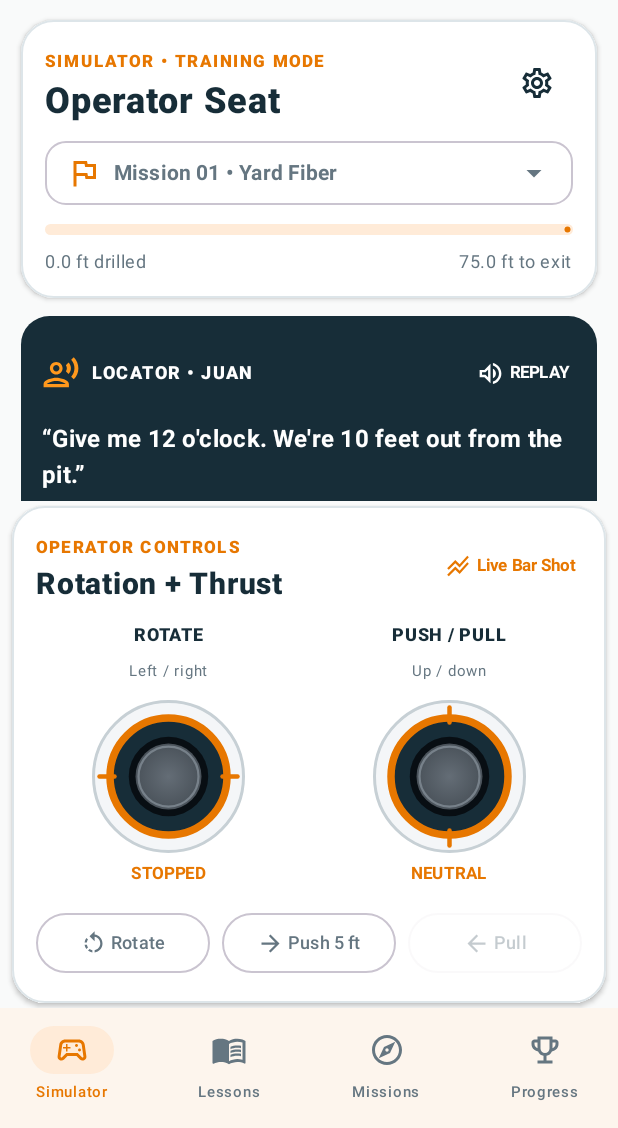
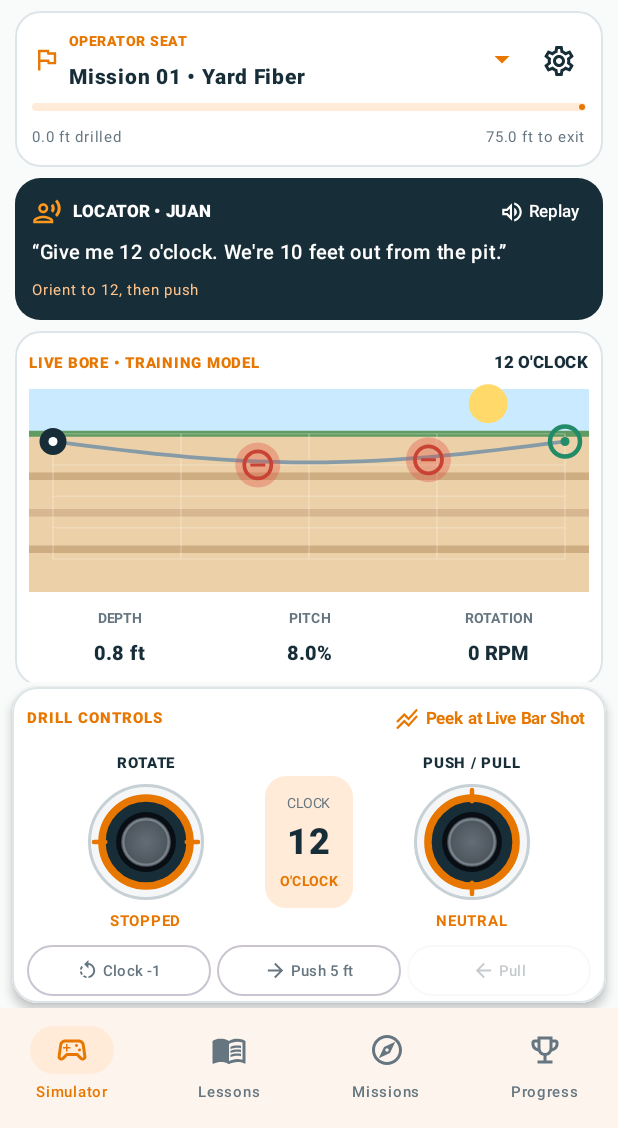
Before and after one commit to luischairez12-ui/DrillSchool, an Android app built with Jetpack Compose: the screen it shows after launch (MainActivity), on a phone screen of 412 x 824 dp, the part 108-1236 px from its top. Run offline under Robolectric (Android 15) with nearby library versions, the phone set to English and light mode, and no system bars.

Commit message:
DrillSchool v0.2.1 — Compact cockpit fixes portrait layout
* Fit operator-seat mission, locator, live bore and compact thumbsticks on portrait screens

* Bump DrillSchool version to 0.2.1 for compact cockpit fix

* Tidy compact dock modifier

* Normalize Kotlin float literals in compact training HUD

```diff
--- a/app/build.gradle.kts
+++ b/app/build.gradle.kts
@@ -10,8 +10,8 @@ android {
         applicationId = "com.forgecrew.drillschool"
         minSdk = 29
         targetSdk = 35
-        versionCode = 2
-        versionName = "0.2.0"
+        versionCode = 3
+        versionName = "0.2.1"
     }
     buildTypes { release { isMinifyEnabled = false } }
     compileOptions {
--- a/app/src/main/java/com/forgecrew/drillschool/OperatorSeatPage.kt
+++ b/app/src/main/java/com/forgecrew/drillschool/OperatorSeatPage.kt
@@ -23,6 +23,7 @@ import androidx.compose.ui.input.pointer.pointerInput
 import androidx.compose.ui.platform.LocalDensity
 import androidx.compose.ui.text.font.FontWeight
 import androidx.compose.ui.text.style.TextOverflow
+import androidx.compose.ui.unit.Dp
 import androidx.compose.ui.unit.dp
 import androidx.compose.ui.unit.sp
 import kotlinx.coroutines.delay
@@ -88,128 +89,149 @@ fun OperatorSeatPage(
         } else if (locator.targetClock != session.lastClock) lastHeldClock = 0
     }
 
+
+    // Cockpit-first layout: mission + locator + live bore remain visible above
+    // a compact joystick dock, instead of letting the dock consume the screen.
     Column(Modifier.fillMaxSize()) {
         LazyColumn(
             modifier = Modifier.weight(1f),
-        contentPadding = PaddingValues(horizontal = 14.dp, vertical = 13.dp),
-        verticalArrangement = Arrangement.spacedBy(12.dp)
+            contentPadding = PaddingValues(horizontal = 10.dp, vertical = 7.dp),
+            verticalArrangement = Arrangement.spacedBy(7.dp)
         ) {
             item {
-            SchoolCard {
+                Surface(color = Color.White, shape = RoundedCornerShape(17.dp),
+                    border = androidx.compose.foundation.BorderStroke(1.dp, SchoolLine)) {
+                    Column(Modifier.padding(horizontal = 11.dp, vertical = 8.dp),
+                        verticalArrangement = Arrangement.spacedBy(5.dp)) {
                         Row(verticalAlignment = Alignment.CenterVertically) {
+                            Box(Modifier.weight(1f)) {
+                                Row(verticalAlignment = Alignment.CenterVertically) {
+                                    Icon(Icons.Outlined.Flag, null, tint = OrangeDark,
+                                        modifier = Modifier.size(19.dp))
+                                    Spacer(Modifier.width(5.dp))
                                     Column(Modifier.weight(1f)) {
-                        Eyebrow("SIMULATOR • TRAINING MODE")
-                        Text("Operator Seat", fontSize = 24.sp, fontWeight = FontWeight.Black, color = DeepSteel)
+                                        Text("OPERATOR SEAT", color = OrangeDark,
+                                            letterSpacing = 1.sp, fontSize = 9.sp,
+                                            fontWeight = FontWeight.Black)
+                                        Text(session.mission.title, color = DeepSteel,
+                                            fontSize = 14.sp, fontWeight = FontWeight.Black,
+                                            maxLines = 1, overflow = TextOverflow.Ellipsis)
                                     }
-                    IconButton(onClick = onSettings) {
-                        Icon(Icons.Outlined.Settings, "Training settings", tint = DeepSteel)
+                                    IconButton(onClick = { missionPicker = true },
+                                        modifier = Modifier.size(36.dp)) {
+                                        Icon(Icons.Outlined.ArrowDropDown,
+                                            "Choose training mission", tint = OrangeDark)
                                     }
                                 }
-                Box {
-                    OutlinedButton(
-                        onClick = { missionPicker = true },
-                        modifier = Modifier.fillMaxWidth(),
-                        shape = RoundedCornerShape(14.dp),
-                        contentPadding = PaddingValues(horizontal = 14.dp, vertical = 9.dp)
-                    ) {
-                        Icon(Icons.Outlined.Flag, null, tint = OrangeDark)
-                        Spacer(Modifier.width(8.dp))
-                        Text(session.mission.title, Modifier.weight(1f), maxLines = 1,
-                            overflow = TextOverflow.Ellipsis, fontWeight = FontWeight.Bold)
-                        Icon(Icons.Outlined.ArrowDropDown, null)
-                    }
-                    DropdownMenu(expanded = missionPicker, onDismissRequest = { missionPicker = false }) {
+                                DropdownMenu(expanded = missionPicker,
+                                    onDismissRequest = { missionPicker = false }) {
                                     trainingMissions.forEachIndexed { index, mission ->
                                         DropdownMenuItem(text = { Text(mission.title) }, onClick = {
-                                leftAxis = 0f; rightAxis = 0f; missionPicker = false; onMission(index)
+                                            leftAxis = 0f
+                                            rightAxis = 0f
+                                            missionPicker = false
+                                            onMission(index)
                                         })
                                     }
                                 }
                             }
+                            IconButton(onClick = onSettings, modifier = Modifier.size(38.dp)) {
+                                Icon(Icons.Outlined.Settings, "Simulator settings", tint = DeepSteel)
+                            }
+                        }
                         LinearProgressIndicator(
                             progress = { (session.stationFeet / session.mission.totalFeet).toFloat().coerceIn(0f, 1f) },
-                    modifier = Modifier.fillMaxWidth().height(7.dp),
+                            modifier = Modifier.fillMaxWidth().height(5.dp),
                             color = OrangeDark, trackColor = OrangePale
                         )
-                Row(horizontalArrangement = Arrangement.SpaceBetween, modifier = Modifier.fillMaxWidth()) {
-                    SubText("${oneDecimal(session.stationFeet)} ft drilled")
-                    SubText("${oneDecimal(session.mission.totalFeet - session.stationFeet)} ft to exit")
-                }
-            }
-        }
-        item {
-            Surface(color = DeepSteel, shape = RoundedCornerShape(19.dp)) {
-                Column(Modifier.padding(14.dp), verticalArrangement = Arrangement.spacedBy(8.dp)) {
-                    Row(verticalAlignment = Alignment.CenterVertically) {
-                        Icon(Icons.Outlined.RecordVoiceOver, null, tint = Orange, modifier = Modifier.size(25.dp))
-                        Spacer(Modifier.width(8.dp))
-                        Text("LOCATOR • JUAN", color = Color.White, fontWeight = FontWeight.Black,
-                            modifier = Modifier.weight(1f), letterSpacing = 1.sp, fontSize = 12.sp)
-                        TextButton(onClick = onReplayLocator,
-                            contentPadding = PaddingValues(horizontal = 4.dp)) {
-                            Icon(Icons.Outlined.VolumeUp, null, tint = Color.White,
-                                modifier = Modifier.size(19.dp))
-                            Spacer(Modifier.width(3.dp))
-                            Text(if (voiceEnabled) "REPLAY" else "PLAY", color = Color.White,
-                                fontWeight = FontWeight.Bold, fontSize = 11.sp)
-                        }
-                    }
-                    Text("“${locator.message}”", color = Color.White, fontWeight = FontWeight.Bold,
-                        style = MaterialTheme.typography.titleMedium)
-                    Row(verticalAlignment = Alignment.CenterVertically) {
-                        Icon(Icons.Outlined.Radio, null, tint = Orange, modifier = Modifier.size(18.dp))
-                        Spacer(Modifier.width(5.dp))
-                        Text(locator.objective, color = Color(0xFFFFCEA4),
-                            fontSize = 12.sp, fontWeight = FontWeight.SemiBold)
+                        Row(Modifier.fillMaxWidth(), horizontalArrangement = Arrangement.SpaceBetween) {
+                            Text("${oneDecimal(session.stationFeet)} ft drilled",
+                                fontSize = 10.sp, color = SchoolMuted)
+                            Text("${oneDecimal(session.mission.totalFeet - session.stationFeet)} ft to exit",
+                                fontSize = 10.sp, color = SchoolMuted)
                         }
                     }
                 }
             }
             item {
-            SchoolCard {
+                Surface(color = DeepSteel, shape = RoundedCornerShape(17.dp)) {
+                    Column(Modifier.padding(horizontal = 11.dp, vertical = 8.dp),
+                        verticalArrangement = Arrangement.spacedBy(4.dp)) {
                         Row(verticalAlignment = Alignment.CenterVertically) {
-                    Column(Modifier.weight(1f)) {
-                        Eyebrow("BORE VIEW • TRAINING MODEL")
-                        Text("Live shot position", color = DeepSteel, fontWeight = FontWeight.Bold)
+                            Icon(Icons.Outlined.RecordVoiceOver, null, tint = Orange,
+                                modifier = Modifier.size(20.dp))
+                            Spacer(Modifier.width(7.dp))
+                            Text("LOCATOR • JUAN", color = Color.White,
+                                fontSize = 11.sp, fontWeight = FontWeight.Black,
+                                modifier = Modifier.weight(1f))
+                            TextButton(onClick = onReplayLocator,
+                                contentPadding = PaddingValues(horizontal = 4.dp, vertical = 0.dp),
+                                modifier = Modifier.height(29.dp)) {
+                                Icon(Icons.Outlined.VolumeUp, null, tint = Color.White,
+                                    modifier = Modifier.size(17.dp))
+                                Text(if (voiceEnabled) " Replay" else " Play",
+                                    color = Color.White, fontSize = 11.sp)
                             }
-                    Text("${session.lastClock} O'CLOCK", color = OrangeDark, fontWeight = FontWeight.Black)
                         }
-                TrainingBoreCanvas(session = session, height = 148.dp)
-                Row(Modifier.fillMaxWidth(), horizontalArrangement = Arrangement.spacedBy(8.dp)) {
-                    MiniMetric("DEPTH", "${oneDecimal(session.depthFeet)} ft", Modifier.weight(1f))
-                    MiniMetric("PITCH", "${oneDecimal(session.pitchPercent)}%", Modifier.weight(1f))
-                    MiniMetric("ROTATION", "${if (rotationInput == 0) 0 else rpm} RPM", Modifier.weight(1f))
-                }
-                Button(onClick = onPeek, modifier = Modifier.fillMaxWidth(),
-                    colors = ButtonDefaults.buttonColors(containerColor = OrangeDark),
-                    shape = RoundedCornerShape(12.dp)) {
-                    Icon(Icons.Outlined.StackedLineChart, null)
-                    Spacer(Modifier.width(7.dp))
-                    Text("Peek at Live Bar Shot", fontWeight = FontWeight.Bold)
+                        Text("“${locator.message}”", color = Color.White, fontSize = 13.sp,
+                            lineHeight = 17.sp, fontWeight = FontWeight.SemiBold,
+                            maxLines = 3, overflow = TextOverflow.Ellipsis)
+                        Text(locator.objective, color = Color(0xFFFFC38C),
+                            fontSize = 10.sp, maxLines = 1,
+                            overflow = TextOverflow.Ellipsis)
                     }
                 }
             }
             item {
+                Surface(color = Color.White, shape = RoundedCornerShape(17.dp),
+                    border = androidx.compose.foundation.BorderStroke(1.dp, SchoolLine)) {
+                    Column(Modifier.padding(9.dp),
+                        verticalArrangement = Arrangement.spacedBy(5.dp)) {
+                        Row(verticalAlignment = Alignment.CenterVertically) {
+                            Text("LIVE BORE • TRAINING MODEL", color = OrangeDark,
+                                fontSize = 10.sp, letterSpacing = 0.5.sp,
+                                fontWeight = FontWeight.ExtraBold, modifier = Modifier.weight(1f))
+                            Text("${session.lastClock} O'CLOCK",
+                                color = DeepSteel, fontSize = 11.sp, fontWeight = FontWeight.Black)
+                        }
+                        TrainingBoreCanvas(session = session, height = 135.dp)
+                        Row(Modifier.fillMaxWidth(),
+                            horizontalArrangement = Arrangement.spacedBy(5.dp)) {
+                            MiniMetric("DEPTH", "${oneDecimal(session.depthFeet)} ft",
+                                Modifier.weight(1f))
+                            MiniMetric("PITCH", "${oneDecimal(session.pitchPercent)}%",
+                                Modifier.weight(1f))
+                            MiniMetric("ROTATION", "${if (rotationInput == 0) 0 else rpm} RPM",
+                                Modifier.weight(1f))
+                        }
+                    }
+                }
+            }
+            item {
+                if (session.phase != SimPhase.RUNNING) {
                     SchoolCard {
-                Eyebrow("MISSION STATUS")
-                val accent = when (session.phase) {
-                    SimPhase.RUNNING -> DeepSteel
-                    SimPhase.COMPLETED -> SafeGreen
-                    SimPhase.FAILED -> Color(0xFFC43A36)
-                }
-                Text(session.report, fontWeight = FontWeight.SemiBold, color = accent)
+                        Text(session.report,
+                            color = if (session.phase == SimPhase.COMPLETED) SafeGreen
+                                else Color(0xFFC43A36),
+                            fontSize = 13.sp, fontWeight = FontWeight.Bold)
                         if (session.phase == SimPhase.COMPLETED) {
-                    Text("BEST SHOT • ${session.score}/100", color = SafeGreen,
-                        fontWeight = FontWeight.Black, fontSize = 20.sp)
+                            Text("SCORE • ${session.score}/100", color = SafeGreen,
+                                fontWeight = FontWeight.Black)
                         }
                         OutlinedButton(onClick = onReset, modifier = Modifier.fillMaxWidth()) {
                             Icon(Icons.Outlined.RestartAlt, null)
-                    Spacer(Modifier.width(8.dp))
-                    Text("Restart mission")
+                            Text(" Restart mission")
                         }
                     }
+                } else {
+                    Text(session.report, color = SchoolMuted, fontSize = 10.sp,
+                        maxLines = 2, lineHeight = 12.sp)
                 }
-        item { SubText("Educational game: fictional tool response and hazards. Not for use on real jobs.") }
+            }
+            item {
+                Text("Fictional training physics • not real drilling or utility safety guidance.",
+                    color = SchoolMuted, fontSize = 9.sp)
+            }
         }
         OperatorControlDock(
             session = session,
@@ -239,54 +261,95 @@ private fun OperatorControlDock(
     onPullBack: () -> Unit,
     onPeek: () -> Unit
 ) {
-SchoolCard(Modifier.fillMaxWidth().padding(horizontal = 8.dp, vertical = 3.dp)) {
+    Surface(
+        modifier = Modifier.fillMaxWidth().padding(horizontal = 8.dp, vertical = 3.dp),
+        shape = RoundedCornerShape(17.dp),
+        color = Color.White,
+        border = androidx.compose.foundation.BorderStroke(1.dp, SchoolLine),
+        shadowElevation = 4.dp
+    ) {
+        Column(
+            modifier = Modifier.padding(horizontal = 10.dp, vertical = 5.dp),
+            verticalArrangement = Arrangement.spacedBy(3.dp)
+        ) {
             Row(verticalAlignment = Alignment.CenterVertically) {
-        Column(Modifier.weight(1f)) {
-            Eyebrow("OPERATOR CONTROLS")
-            Text("Rotation + Thrust", fontSize = 20.sp,
-                color = DeepSteel, fontWeight = FontWeight.Black)
-        }
-        TextButton(onClick = onPeek, contentPadding = PaddingValues(horizontal = 4.dp)) {
+                Text("DRILL CONTROLS", color = OrangeDark, fontSize = 10.sp,
+                    letterSpacing = 0.7.sp, fontWeight = FontWeight.Black,
+                    modifier = Modifier.weight(1f))
+                TextButton(onClick = onPeek, modifier = Modifier.height(30.dp),
+                    contentPadding = PaddingValues(horizontal = 4.dp)) {
                     Icon(Icons.Outlined.StackedLineChart, null, Modifier.size(17.dp))
                     Spacer(Modifier.width(4.dp))
-            Text("Live Bar Shot", fontSize = 11.sp, fontWeight = FontWeight.Bold)
+                    Text("Peek at Live Bar Shot", fontSize = 11.sp,
+                        fontWeight = FontWeight.Bold)
                 }
             }
-    Row(Modifier.fillMaxWidth(), horizontalArrangement = Arrangement.spacedBy(10.dp)) {
-        Column(Modifier.weight(1f), horizontalAlignment = Alignment.CenterHorizontally) {
-            TrainingJoystick(
-                label = "ROTATE", hint = "Left / right", horizontal = true,
-                onAxis = onLeftAxis, enabled = session.phase == SimPhase.RUNNING
-            )
-            Text("${if (rotationInput == 0) "STOPPED" else "$rpm RPM"}",
-                fontSize = 11.sp, color = OrangeDark, fontWeight = FontWeight.Bold)
+            Row(Modifier.fillMaxWidth(),
+                horizontalArrangement = Arrangement.SpaceEvenly,
+                verticalAlignment = Alignment.CenterVertically) {
+                Column(horizontalAlignment = Alignment.CenterHorizontally,
+                    modifier = Modifier.weight(1f)) {
+                    Text("ROTATE", fontSize = 10.sp, color = DeepSteel,
+                        fontWeight = FontWeight.Black)
+                    TrainingJoystick(label = "", hint = "", horizontal = true,
+                        onAxis = onLeftAxis, enabled = session.phase == SimPhase.RUNNING,
+                        diameter = 81.dp)
+                    Text(if (rotationInput == 0) "STOPPED" else "${rpm} RPM",
+                        fontSize = 10.sp, fontWeight = FontWeight.Bold, color = OrangeDark)
                 }
-        Column(Modifier.weight(1f), horizontalAlignment = Alignment.CenterHorizontally) {
-            TrainingJoystick(
-                label = "PUSH / PULL", hint = "Up / down", horizontal = false,
-                onAxis = onRightAxis, enabled = session.phase == SimPhase.RUNNING
-            )
-            Text(when (thrustInput) { 1 -> "PUSHING"; -1 -> "PULLING"; else -> "NEUTRAL" },
-                fontSize = 11.sp, color = OrangeDark, fontWeight = FontWeight.Bold)
+                Surface(shape = RoundedCornerShape(14.dp), color = OrangePale) {
+                    Column(Modifier.padding(horizontal = 10.dp, vertical = 6.dp),
+                        horizontalAlignment = Alignment.CenterHorizontally) {
+                        Text("CLOCK", color = SchoolMuted, fontSize = 9.sp)
+                        Text("${session.lastClock}", fontSize = 24.sp,
+                            color = DeepSteel, fontWeight = FontWeight.Black)
+                        Text("O'CLOCK", color = OrangeDark,
+                            fontSize = 9.sp, fontWeight = FontWeight.Bold)
                     }
                 }
-    Row(Modifier.fillMaxWidth(), horizontalArrangement = Arrangement.spacedBy(8.dp)) {
-        OutlinedButton(onClick = { onRotate(-1, 40) }, modifier = Modifier.weight(1f),
-            enabled = session.phase == SimPhase.RUNNING, contentPadding = PaddingValues(5.dp)) {
-            Icon(Icons.Outlined.RotateLeft, null, Modifier.size(18.dp))
-            Text(" Rotate", fontSize = 12.sp)
+                Column(horizontalAlignment = Alignment.CenterHorizontally,
+                    modifier = Modifier.weight(1f)) {
+                    Text("PUSH / PULL", fontSize = 10.sp, color = DeepSteel,
+                        fontWeight = FontWeight.Black)
+                    TrainingJoystick(label = "", hint = "", horizontal = false,
+                        onAxis = onRightAxis, enabled = session.phase == SimPhase.RUNNING,
+                        diameter = 81.dp)
+                    Text(when (thrustInput) {
+                        1 -> "PUSHING"
+                        -1 -> "PULLING"
+                        else -> "NEUTRAL"
+                    }, fontSize = 10.sp, fontWeight = FontWeight.Bold, color = OrangeDark)
                 }
-        OutlinedButton(onClick = { onMove(SimMode.STEER, session.lastClock) },
-            modifier = Modifier.weight(1f), enabled = session.phase == SimPhase.RUNNING,
-            contentPadding = PaddingValues(5.dp)) {
-            Icon(Icons.Outlined.ArrowForward, null, Modifier.size(18.dp))
-            Text(" Push 5 ft", fontSize = 12.sp)
             }
-        OutlinedButton(onClick = onPullBack, modifier = Modifier.weight(1f),
+            Row(Modifier.fillMaxWidth(),
+                horizontalArrangement = Arrangement.spacedBy(4.dp)) {
+                OutlinedButton(
+                    onClick = { onRotate(-1, 0) },
+                    modifier = Modifier.weight(1f).height(34.dp),
+                    enabled = session.phase == SimPhase.RUNNING,
+                    contentPadding = PaddingValues(2.dp)
+                ) {
+                    Icon(Icons.Outlined.RotateLeft, null, Modifier.size(15.dp))
+                    Text(" Clock -1", fontSize = 10.sp)
+                }
+                OutlinedButton(
+                    onClick = { onMove(SimMode.STEER, session.lastClock) },
+                    modifier = Modifier.weight(1f).height(34.dp),
+                    enabled = session.phase == SimPhase.RUNNING,
+                    contentPadding = PaddingValues(2.dp)
+                ) {
+                    Icon(Icons.Outlined.ArrowForward, null, Modifier.size(15.dp))
+                    Text(" Push 5 ft", fontSize = 10.sp)
+                }
+                OutlinedButton(
+                    onClick = onPullBack,
+                    modifier = Modifier.weight(1f).height(34.dp),
                     enabled = session.phase == SimPhase.RUNNING && session.shots.size > 1,
-            contentPadding = PaddingValues(5.dp)) {
-            Icon(Icons.Outlined.ArrowBack, null, Modifier.size(18.dp))
-            Text(" Pull", fontSize = 12.sp)
+                    contentPadding = PaddingValues(2.dp)
+                ) {
+                    Icon(Icons.Outlined.ArrowBack, null, Modifier.size(15.dp))
+                    Text(" Pull", fontSize = 10.sp)
+                }
             }
         }
     }
@@ -307,16 +370,17 @@ private fun TrainingJoystick(
     hint: String,
     horizontal: Boolean,
     onAxis: (Float) -> Unit,
-    enabled: Boolean
+    enabled: Boolean,
+    diameter: Dp = 106.dp
 ) {
-    val maxMovePx = with(LocalDensity.current) { 27.dp.toPx() }
+    val maxMovePx = with(LocalDensity.current) { (diameter * 0.26f).toPx() }
     var knob by remember { mutableStateOf(Offset.Zero) }
     Column(horizontalAlignment = Alignment.CenterHorizontally) {
-        Text(label, color = DeepSteel, fontWeight = FontWeight.Black, fontSize = 12.sp)
-        Text(hint, color = SchoolMuted, fontSize = 10.sp)
-        Spacer(Modifier.height(5.dp))
+        if (label.isNotBlank()) Text(label, color = DeepSteel, fontWeight = FontWeight.Black, fontSize = 12.sp)
+        if (hint.isNotBlank()) Text(hint, color = SchoolMuted, fontSize = 10.sp)
+        if (label.isNotBlank() || hint.isNotBlank()) Spacer(Modifier.height(5.dp))
         Canvas(
-            Modifier.size(106.dp)
+            Modifier.size(diameter)
                 .pointerInput(enabled, horizontal) {
                     if (enabled) detectDragGestures(
                         onDrag = { change, amount ->
```
Lines whose indentation alone changed are shown as unchanged.
